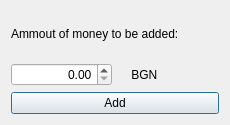
satanasov/NETB380, file NETB380_ExpenseManager/ep_add_money.ui: the form before one commit.
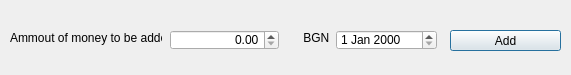
The form after the commit. Icons and pictures are not drawn.

Commit message: Add money window connected to Report Main and repsectively to DB.

Diff of the .ui file:
```diff
--- a/NETB380_ExpenseManager/ep_add_money.ui
+++ b/NETB380_ExpenseManager/ep_add_money.ui
@@ -2,12 +2,15 @@
 <ui version="4.0">
  <class>ep_add_money</class>
  <widget class="QDialog" name="ep_add_money">
+  <property name="enabled">
+   <bool>true</bool>
+  </property>
   <property name="geometry">
    <rect>
     <x>0</x>
     <y>0</y>
-    <width>230</width>
-    <height>125</height>
+    <width>571</width>
+    <height>75</height>
    </rect>
   </property>
   <property name="windowTitle">
@@ -20,16 +23,28 @@
   <property name="locale">
    <locale language="C" country="AnyCountry"/>
   </property>
-  <layout class="QGridLayout" name="gridLayout">
-   <item row="0" column="0" colspan="2">
     <widget class="QLabel" name="label">
+   <property name="geometry">
+    <rect>
+     <x>10</x>
+     <y>30</y>
+     <width>152</width>
+     <height>16</height>
+    </rect>
+   </property>
      <property name="text">
       <string>Ammout of money to be added:</string>
      </property>
     </widget>
-   </item>
-   <item row="1" column="0">
     <widget class="QDoubleSpinBox" name="doubleSpinBoxAmmount">
+   <property name="geometry">
+    <rect>
+     <x>170</x>
+     <y>30</y>
+     <width>109</width>
+     <height>20</height>
+    </rect>
+   </property>
      <property name="alignment">
       <set>Qt::AlignRight|Qt::AlignTrailing|Qt::AlignVCenter</set>
      </property>
@@ -37,22 +52,45 @@
       <double>999999999999.989990234375000</double>
      </property>
     </widget>
-   </item>
-   <item row="2" column="0" colspan="2">
     <widget class="QPushButton" name="pushButtonMoneyAdd">
+   <property name="geometry">
+    <rect>
+     <x>450</x>
+     <y>30</y>
+     <width>111</width>
+     <height>21</height>
+    </rect>
+   </property>
      <property name="text">
       <string>Add</string>
      </property>
     </widget>
-   </item>
-   <item row="1" column="1">
     <widget class="QLabel" name="label_2">
+   <property name="geometry">
+    <rect>
+     <x>290</x>
+     <y>30</y>
+     <width>51</width>
+     <height>16</height>
+    </rect>
+   </property>
      <property name="text">
       <string>    BGN</string>
      </property>
-    </widget>
-   </item>
-  </layout>
+   <property name="alignment">
+    <set>Qt::AlignJustify|Qt::AlignVCenter</set>
+   </property>
+  </widget>
+  <widget class="QDateEdit" name="dateEditDateExpense">
+   <property name="geometry">
+    <rect>
+     <x>336</x>
+     <y>30</y>
+     <width>101</width>
+     <height>20</height>
+    </rect>
+   </property>
+  </widget>
  </widget>
  <resources>
   <include location="resources.qrc"/>
```
Lines whose indentation alone changed are shown as unchanged. The commit also changes 9 other files.
